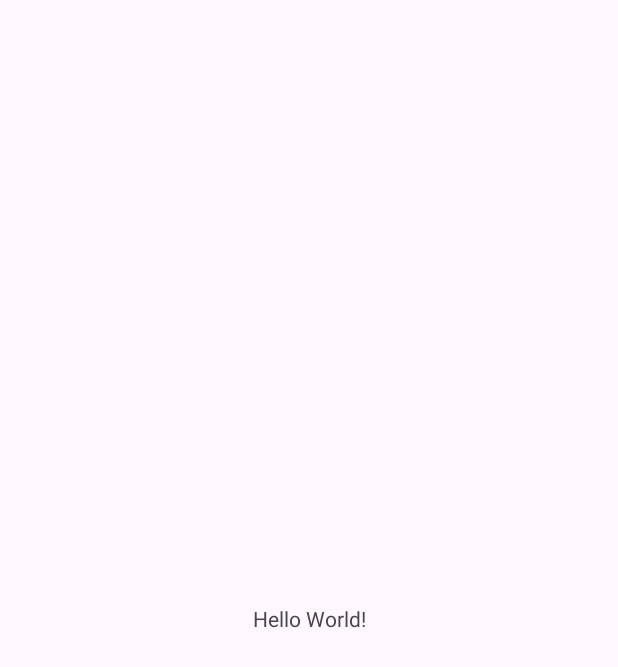
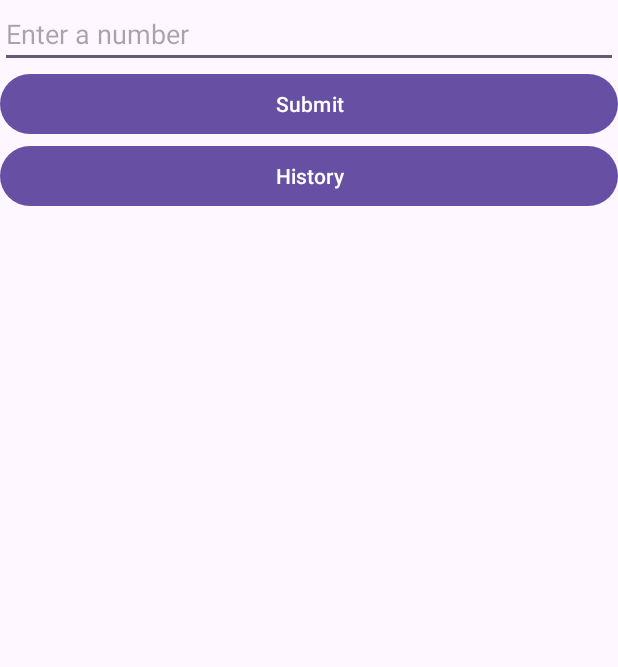
Before and after one commit to Soeren-Z/Midterm_Harrison_Pape, an Android app: the screen it shows after launch (MainActivity), on a phone screen of 412 x 824 dp. Before the commit the part shown is almost empty. Shown: the top 667 px of the screen. Run offline under Robolectric (Android 15) with nearby library versions, the phone set to English and light mode, and no system bars.

```diff
--- a/app/src/main/java/com/example/midterm_harrison_pape/MainActivity.java
+++ b/app/src/main/java/com/example/midterm_harrison_pape/MainActivity.java
@@ -1,14 +1,31 @@
 package com.example.midterm_harrison_pape;
 
 import android.os.Bundle;
+import android.view.View;
+import android.widget.ArrayAdapter;
+import android.widget.Button;
+import android.widget.EditText;
+import android.widget.ListView;
+import android.widget.Toast;
 
 import androidx.activity.EdgeToEdge;
+import androidx.appcompat.app.AlertDialog;
 import androidx.appcompat.app.AppCompatActivity;
 import androidx.core.graphics.Insets;
 import androidx.core.view.ViewCompat;
 import androidx.core.view.WindowInsetsCompat;
 
+import java.util.ArrayList;
+
 public class MainActivity extends AppCompatActivity {
+
+    private EditText inputNum;
+    private Button submit;
+    private ListView multiplicationList;
+    private Button history;
+    private ArrayList<String> list;
+    private ArrayAdapter<String> adapter;
+
 
     @Override
     protected void onCreate(Bundle savedInstanceState) {
@@ -20,5 +37,41 @@ public class MainActivity extends AppCompatActivity {
             v.setPadding(systemBars.left, systemBars.top, systemBars.right, systemBars.bottom);
             return insets;
         });
+
+        inputNum = findViewById(R.id.inputNum);
+        submit = findViewById(R.id.submit);
+        multiplicationList = findViewById(R.id.multiplicationList);
+        history = findViewById(R.id.history);
+        list = new ArrayList<>();
+        adapter = new ArrayAdapter<>(this, android.R.layout.simple_list_item_1, list);
+        multiplicationList.setAdapter(adapter);
+
+        multiplicationList.setOnItemClickListener((parent, view, position, id) -> {
+            String item = list.get(position);
+            AlertDialog.Builder builder = new AlertDialog.Builder(this);
+            builder
+                    .setTitle("Delete Row")
+                    .setMessage("Do you want to delete this row?" + item)
+                    .setNegativeButton("Cancel", null)
+                    .setPositiveButton("Okay", (dialog, w) -> {
+                        list.remove(position);
+                        adapter.notifyDataSetChanged();
+                        Toast.makeText(this, "Deleted row: " + item, Toast.LENGTH_SHORT).show();
+                    })
+                    .show();
+        });
+    }
+    public void GenerateList(View view) {
+        String input = inputNum.getText().toString().trim();
+        if(input.isEmpty()) {
+            Toast.makeText(this, "Enter a number", Toast.LENGTH_SHORT).show();
+            return;
+        }
+        int num = Integer.parseInt(input);
+        list.clear();
+        for(int i = 1; i < 11; i++) {
+            list.add(num + " x " + i + " = " + (num * i));
+        }
+        adapter.notifyDataSetChanged();
     }
 }
--- a/app/src/main/res/layout/activity_main.xml
+++ b/app/src/main/res/layout/activity_main.xml
@@ -7,13 +7,35 @@
     android:layout_height="match_parent"
     tools:context=".MainActivity">
 
-    <TextView
-        android:layout_width="wrap_content"
-        android:layout_height="wrap_content"
-        android:text="Hello World!"
-        app:layout_constraintBottom_toBottomOf="parent"
-        app:layout_constraintEnd_toEndOf="parent"
-        app:layout_constraintStart_toStartOf="parent"
-        app:layout_constraintTop_toTopOf="parent" />
+    <LinearLayout
+        android:id="@+id/container"
+        android:layout_width="match_parent"
+        android:layout_height="match_parent"
+        android:orientation="vertical">
+
+        <EditText
+            android:id="@+id/inputNum"
+            android:layout_width="match_parent"
+            android:layout_height="wrap_content"
+            android:hint="Enter a number"/>
+
+        <Button
+            android:id="@+id/submit"
+            android:layout_width="match_parent"
+            android:layout_height="wrap_content"
+            android:text="Submit"
+            android:onClick="GenerateList"/>
+
+        <ListView
+            android:id="@+id/multiplicationList"
+            android:layout_width="match_parent"
+            android:layout_height="wrap_content" />
+
+        <Button
+            android:id="@+id/history"
+            android:layout_width="match_parent"
+            android:layout_height="wrap_content"
+            android:text="History" />
+    </LinearLayout>
 
 </androidx.constraintlayout.widget.ConstraintLayout>
```
